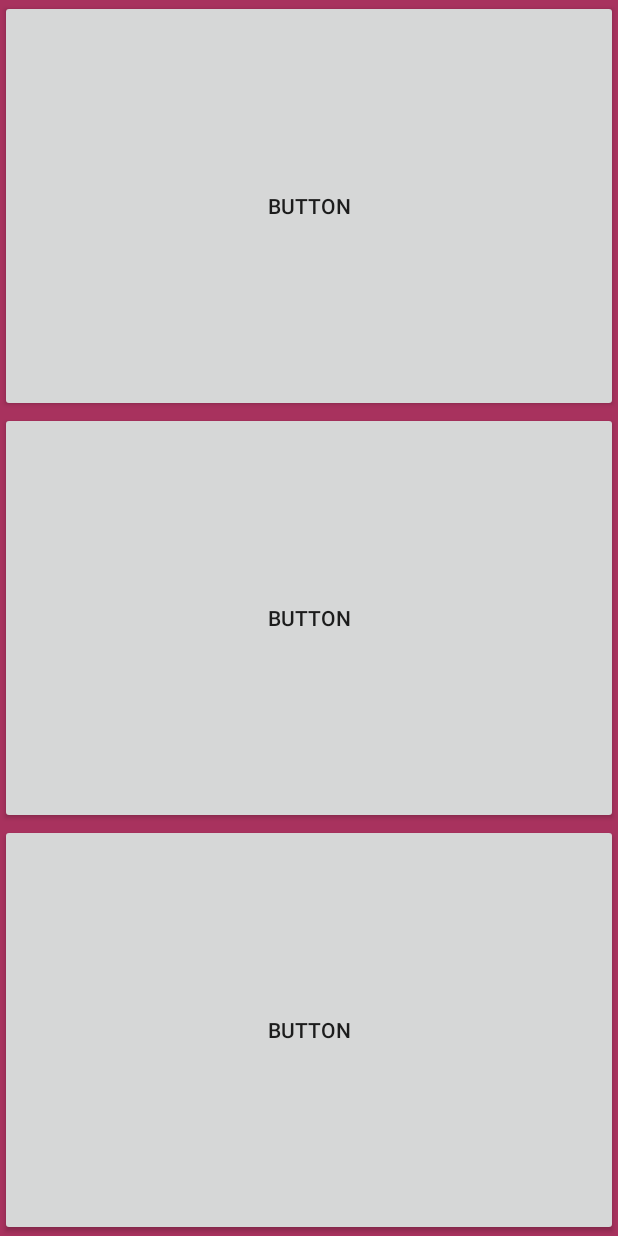
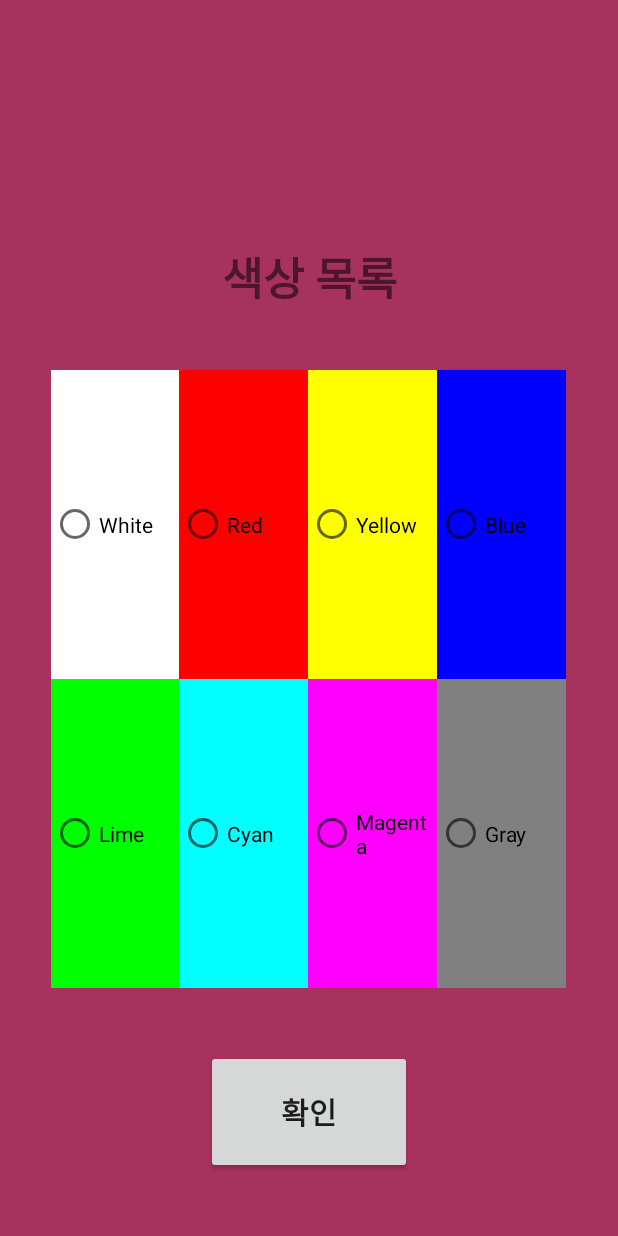
Before and after one commit to FireProject/Kotlin, an Android app: the layout activity_custom_dialog.xml on its own in the app's theme, with its tools: preview values and no code run, on a phone screen of 412 x 824 dp. Run offline under Robolectric (Android 15) with nearby library versions, the phone set to English and light mode, and no system bars.

Commit message:
03/19 : 2가지 수행
1. 색상 변경 dialog 성공
- 주석에 ERROR를 적어놓았고 , 독자적으로 만든거라 이야기 필요
- Dialog는 이제 구현 가능함

2. FireBase DB
- https://www.youtube.com/watch?v=rg5WToMepJQ
이거 보고 동일하게 8분까지 새로운 프로젝트에서 진행했으나 실패

```diff
--- a/app/build.gradle
+++ b/app/build.gradle
@@ -54,10 +54,9 @@ dependencies {
     implementation 'com.google.firebase:firebase-auth:20.0.3'
     implementation 'com.google.firebase:firebase-database-ktx'
 
-
     //splash
     implementation 'gr.pantrif:easy-android-splash-screen:0.0.1'
-    implementation 'com.google.firebase:firebase-database:19.2.1'
+    implementation 'com.google.firebase:firebase-database:19.7.0'
 
     testImplementation 'junit:junit:4.+'
     androidTestImplementation 'androidx.test.ext:junit:1.1.2'
--- a/app/src/main/java/com/example/BurningUp/AddChatRoomActivity.kt
+++ b/app/src/main/java/com/example/BurningUp/AddChatRoomActivity.kt
@@ -24,8 +24,7 @@ import com.google.firebase.database.ktx.getValue
 
 /* TODO :
 <UI>
-1. 채팅방 배경색 설정
-2. 이미지 추가 기능 + 동그랗게
+1. 이미지 추가 기능 + 동그랗게
 
 <FireBase>
 1. DB 연결해서 저장해보기
@@ -37,11 +36,10 @@ class AddChatRoomActivity : AppCompatActivity()
     private val binding get() = mBinding!!
     public var vote_rate : Int? = null //0 : 매일 , 1 : 일주일 , 2 : 한달
 
-    /* 내 코드
-    private lateinit var database : FirebaseDatabase
-    private lateinit var my_ref : DatabaseReference*/
+    // 내 코드
+    //private lateinit var database : FirebaseDatabase
+    //private lateinit var my_ref : DatabaseReference
 
-    //대호 코드
     private lateinit var database: DatabaseReference
 
     override fun onCreate(savedInstanceState: Bundle?)
@@ -50,17 +48,9 @@ class AddChatRoomActivity : AppCompatActivity()
         mBinding = ActivityAddChatRoomBinding.inflate(layoutInflater)
         setContentView(binding.root)
 
-        //exp : CustomDialog 자체를 호출해 버림.
-        val dialog = CustomDialog(this) //hard : dialog가 CustomDialog의 객체이며 생성자를 추가하여 호출.
-        dialog.myDig()
+        OpenDialog()
 
-        /* 내 코드
-        database = FirebaseDatabase.getInstance("https://fire-71c1d-default-rtdb.firebaseio.com")
-        my_ref = Firebase.database.reference
-        my_ref.child("Rooms").child("curPerson").setValue((3))*/
-
-        // 대호 코드
-        database = Firebase.database.reference
+        database = FirebaseDatabase.getInstance().getReference()
         database.child("Rooms").child("curPerson").setValue(3)
 
         //TestFirebase()
@@ -123,7 +113,17 @@ class AddChatRoomActivity : AppCompatActivity()
         })
     }
 
-    /*fun TestFirebase()
+    //exp : button을 누르면 내부에서 CustomDialog 자체를 호출해 버림.
+    fun OpenDialog()
+    {
+        binding.btnDialog.setOnClickListener {
+            val dialog = CustomDialog(this) //hard : dialog가 CustomDialog의 객체이며 생성자를 추가하여 호출.
+            dialog.myDig()
+        }
+    }
+
+    /*
+    fun TestFirebase()
     {
         Log.d("jiwon" , "call up")
 
--- a/app/src/main/java/com/example/BurningUp/CustomDialog.kt
+++ b/app/src/main/java/com/example/BurningUp/CustomDialog.kt
@@ -7,7 +7,13 @@ import android.os.Bundle
 import android.view.WindowManager
 
 //ref : https://magicalcode.tistory.com/19
-//TODO : 3/19에 위의 자료에서 4번 5번 부터 시작.
+/*
+TODO :
+1. 이 Dialog는 새로운 UI이므로 상의
+2. xml을 dialog에 접목시키는 것은 성공 , 하지만 layout의 비율이 깨지며
+method 기능도 추가해야 함.
+ */
+
 class CustomDialog(context : Context)
 {
     private val dialog = Dialog(context)
--- a/app/src/main/res/layout/activity_add_chat_room.xml
+++ b/app/src/main/res/layout/activity_add_chat_room.xml
@@ -19,6 +19,12 @@
         android:layout_height="match_parent"
         android:layout_weight="5"
         android:orientation="vertical">
+
+        <Button
+            android:id="@+id/btn_dialog"
+            android:layout_width="match_parent"
+            android:layout_height="wrap_content"
+            android:text="dialog로 가자" />
 
         <Space
             android:layout_width="match_parent"
--- a/app/src/main/res/layout/activity_custom_dialog.xml
+++ b/app/src/main/res/layout/activity_custom_dialog.xml
@@ -8,24 +8,187 @@
     android:background="#a8325e"
     android:orientation="vertical">
 
-    <Button
-        android:id="@+id/button2"
+    <Space
         android:layout_width="match_parent"
         android:layout_height="0dp"
-        android:layout_weight="1"
-        android:text="Button" />
+        android:layout_weight="3" />
 
-    <Button
-        android:id="@+id/button3"
+    <LinearLayout
+        android:id="@+id/LL_21"
         android:layout_width="match_parent"
         android:layout_height="0dp"
-        android:layout_weight="1"
-        android:text="Button" />
+        android:layout_weight="3"
+        android:orientation="horizontal">
 
-    <Button
-        android:id="@+id/button4"
+        <Space
+            android:layout_width="0dp"
+            android:layout_height="match_parent"
+            android:layout_weight="1" />
+
+        <TextView
+            android:id="@+id/textView"
+            android:layout_width="0dp"
+            android:layout_height="match_parent"
+            android:layout_weight="1"
+            android:gravity="center"
+            android:text="색상 목록"
+            android:textSize="30sp"
+            android:textStyle="bold" />
+
+        <Space
+            android:layout_width="0dp"
+            android:layout_height="match_parent"
+            android:layout_weight="1" />
+    </LinearLayout>
+
+    <LinearLayout
+        android:id="@+id/LL_22"
         android:layout_width="match_parent"
         android:layout_height="0dp"
-        android:layout_weight="1"
-        android:text="Button" />
+        android:layout_weight="5"
+        android:orientation="horizontal">
+
+        <Space
+            android:layout_width="0dp"
+            android:layout_height="match_parent"
+            android:layout_weight="1" />
+
+        <RadioGroup
+            android:layout_width="0dp"
+            android:layout_height="match_parent"
+            android:layout_weight="10"
+            android:orientation="horizontal">
+
+            <RadioButton
+                android:id="@+id/rb_color_1"
+                android:layout_width="0dp"
+                android:layout_height="match_parent"
+                android:layout_weight="1"
+                android:background="#ffffff"
+                android:text="White" />
+
+            <RadioButton
+                android:id="@+id/rb_color_2"
+                android:layout_width="0dp"
+                android:layout_height="match_parent"
+                android:layout_weight="1"
+                android:background="#ff0000"
+                android:text="Red" />
+
+            <RadioButton
+                android:id="@+id/rb_color_3"
+                android:layout_width="0dp"
+                android:layout_height="match_parent"
+                android:layout_weight="1"
+                android:background="#ffff00"
+                android:text="Yellow" />
+
+            <RadioButton
+                android:id="@+id/rb_color_4"
+                android:layout_width="0dp"
+                android:layout_height="match_parent"
+                android:layout_weight="1"
+                android:background="#0000ff"
+                android:text="Blue" />
+        </RadioGroup>
+
+        <Space
+            android:layout_width="0dp"
+            android:layout_height="match_parent"
+            android:layout_weight="1" />
+    </LinearLayout>
+
+    <LinearLayout
+        android:id="@+id/LL_23"
+        android:layout_width="match_parent"
+        android:layout_height="0dp"
+        android:layout_weight="5"
+        android:orientation="horizontal">
+
+        <Space
+            android:layout_width="0dp"
+            android:layout_height="match_parent"
+            android:layout_weight="1" />
+
+        <RadioGroup
+            android:layout_width="0dp"
+            android:layout_height="match_parent"
+            android:layout_weight="10"
+            android:orientation="horizontal">
+
+            <RadioButton
+                android:id="@+id/rb_color_5"
+                android:layout_width="0dp"
+                android:layout_height="match_parent"
+                android:layout_weight="1"
+                android:background="#00ff00"
+                android:text="Lime" />
+
+            <RadioButton
+                android:id="@+id/rb_color_6"
+                android:layout_width="0dp"
+                android:layout_height="match_parent"
+                android:layout_weight="1"
+                android:background="#00ffff"
+                android:text="Cyan" />
+
+            <RadioButton
+                android:id="@+id/rb_color_7"
+                android:layout_width="0dp"
+                android:layout_height="match_parent"
+                android:layout_weight="1"
+                android:background="#ff00ff"
+                android:text="Magenta" />
+
+            <RadioButton
+                android:id="@+id/rb_color_8"
+                android:layout_width="0dp"
+                android:layout_height="match_parent"
+                android:layout_weight="1"
+                android:background="#808080"
+                android:text="Gray" />
+        </RadioGroup>
+
+        <Space
+            android:layout_width="0dp"
+            android:layout_height="match_parent"
+            android:layout_weight="1" />
+
+    </LinearLayout>
+
+    <Space
+        android:layout_width="match_parent"
+        android:layout_height="0dp"
+        android:layout_weight="1" />
+
+    <LinearLayout
+        android:layout_width="match_parent"
+        android:layout_height="0dp"
+        android:layout_weight="2"
+        android:orientation="horizontal">
+        <Space
+            android:layout_width="0dp"
+            android:layout_height="match_parent"
+            android:layout_weight="1" />
+
+        <Button
+            android:id="@+id/btn_submit_color"
+            android:layout_width="0dp"
+            android:layout_height="match_parent"
+            android:layout_weight="1"
+            android:text="확인"
+            android:textSize="20sp"
+            android:textStyle="bold"/>
+
+        <Space
+            android:layout_width="0dp"
+            android:layout_height="match_parent"
+            android:layout_weight="1" />
+    </LinearLayout>
+
+    <Space
+        android:layout_width="match_parent"
+        android:layout_height="0dp"
+        android:layout_weight="1" />
+
 </LinearLayout>
```
